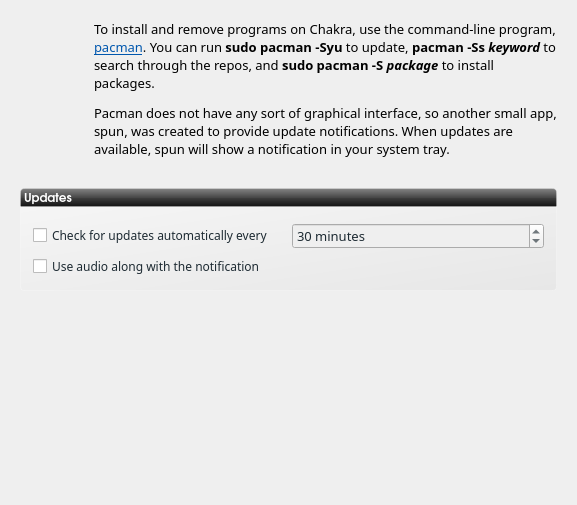
Before: the Qt Designer form ui/ui_scrPackage.ui in rshipp/kapudan, drawn with Qt 5.
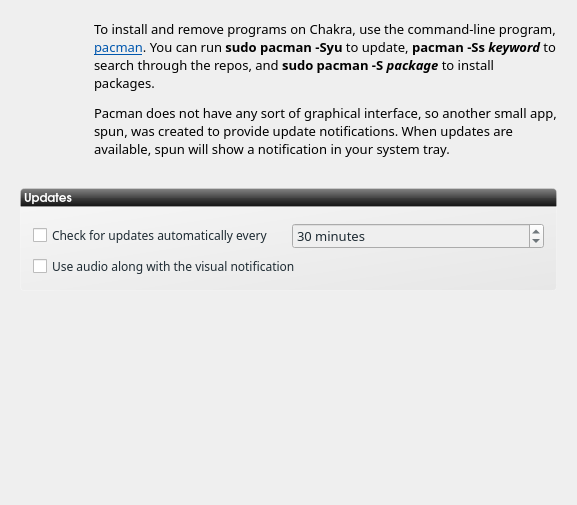
After: the same form once the commit is applied. Icons and pictures are not drawn.

Diff of the .ui file:
```diff
--- a/ui/ui_scrPackage.ui
+++ b/ui/ui_scrPackage.ui
@@ -119,7 +119,7 @@
            <string notr="true">color: rgb(30, 43, 51)</string>
           </property>
           <property name="text">
-           <string>Use audio along with the notification</string>
+           <string>Use audio along with the visual notification</string>
           </property>
          </widget>
         </item>
```
